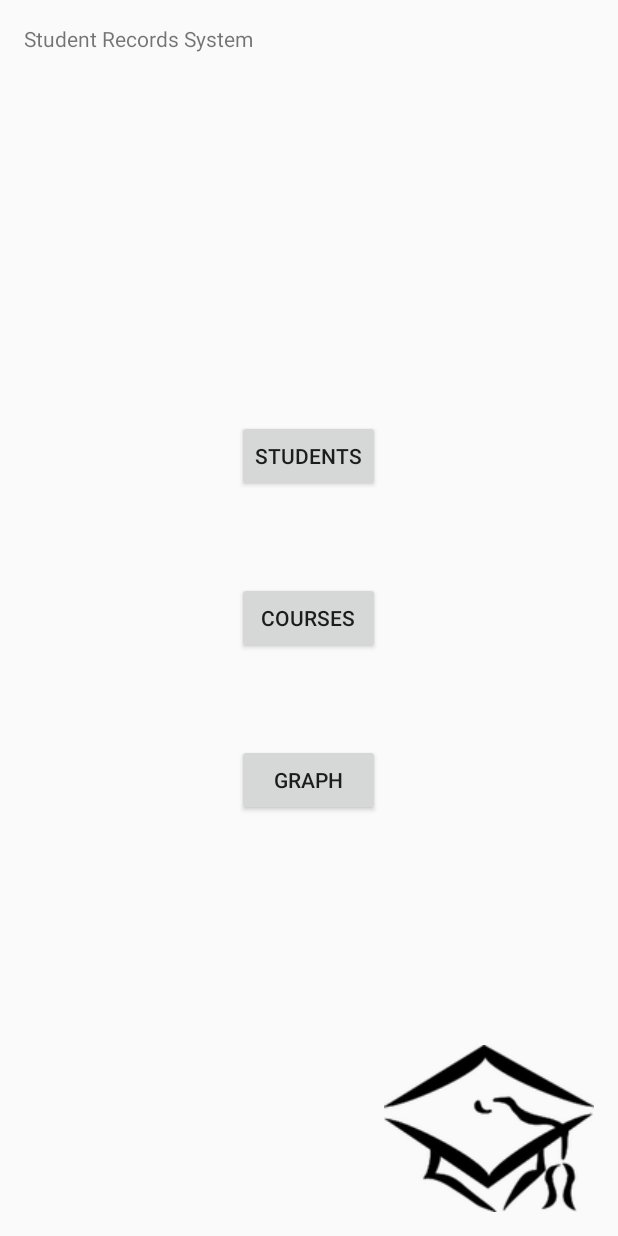
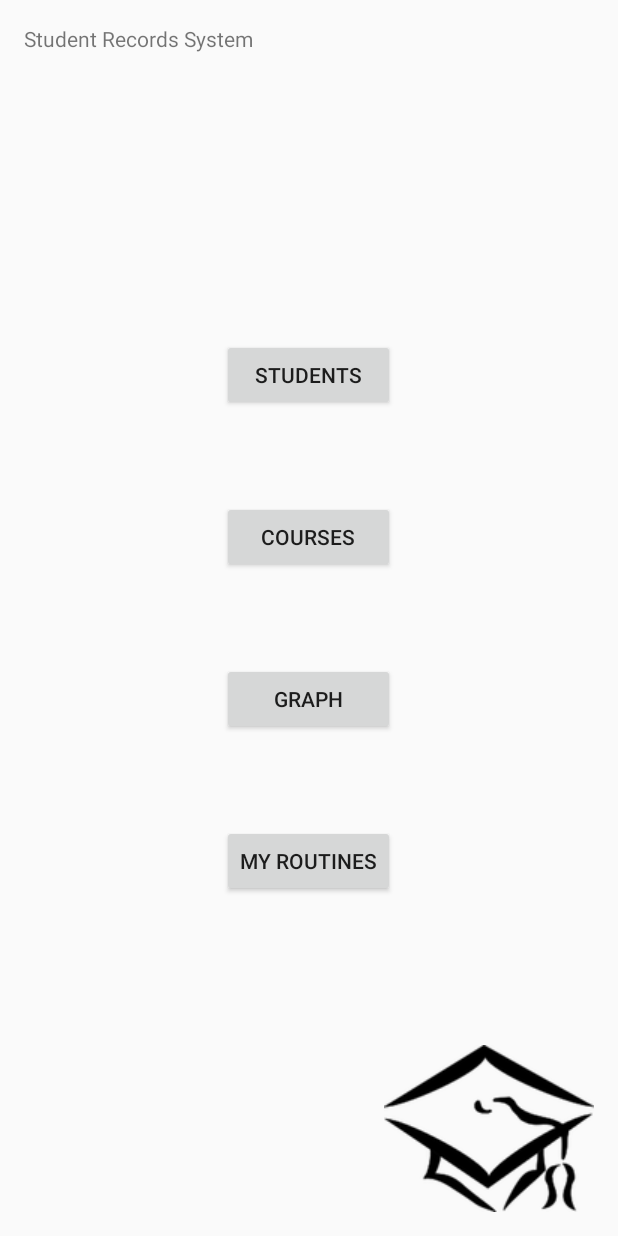
Before and after one commit to Thamira2001/New-repo, an Android app: the screen it shows after launch (HomeActivity), on a phone screen of 412 x 824 dp. Run offline under Robolectric (Android 15) with nearby library versions, the phone set to English and light mode, and no system bars.

Commit message:
Added MyRoutine button and page for it (empty atm)

```diff
--- a/app/src/main/AndroidManifest.xml
+++ b/app/src/main/AndroidManifest.xml
@@ -7,6 +7,9 @@
         android:label="@string/app_name"
         android:supportsRtl="true"
         android:theme="@style/AppTheme">
+        <activity
+            android:name=".presentation.MyRoutinesActivity"
+            android:exported="false" />
         <activity
             android:name=".presentation.HomeActivity"
             android:exported="true"
--- a/app/src/main/java/comp3350/srsys/presentation/HomeActivity.java
+++ b/app/src/main/java/comp3350/srsys/presentation/HomeActivity.java
@@ -53,4 +53,9 @@ public class HomeActivity extends Activity {
         Intent graphIntent = new Intent(HomeActivity.this, GraphActivity.class);
         HomeActivity.this.startActivity(graphIntent);
     }
+
+    public void buttonMyRoutinesOnClick(View v) {
+        Intent mrIntent = new Intent(HomeActivity.this, MyRoutinesActivity.class);
+        HomeActivity.this.startActivity(mrIntent);
+    }
 }
--- a/app/src/main/res/layout/activity_home.xml
+++ b/app/src/main/res/layout/activity_home.xml
@@ -21,37 +21,45 @@
         android:layout_alignParentEnd="true" />
 
     <LinearLayout
-        android:orientation="vertical"
         android:layout_width="wrap_content"
         android:layout_height="wrap_content"
         android:layout_alignWithParentIfMissing="false"
-        android:layout_centerVertical="true"
-        android:layout_centerHorizontal="true">
+        android:layout_centerInParent="true"
+        android:orientation="vertical">
 
         <Button
+            android:id="@+id/buttonStudents"
             android:layout_width="fill_parent"
             android:layout_height="wrap_content"
-            android:text="@string/students"
-            android:id="@+id/buttonStudents"
-            android:onClick="buttonStudentsOnClick" />
+            android:onClick="buttonStudentsOnClick"
+            android:text="@string/students" />
 
         <Button
+            android:id="@+id/buttonCourses"
             android:layout_width="fill_parent"
             android:layout_height="wrap_content"
-            android:text="@string/courses"
-            android:id="@+id/buttonCourses"
             android:layout_marginTop="60dp"
-            android:layout_marginBottom="60dp"
-            android:onClick="buttonCoursesOnClick" />
+            android:onClick="buttonCoursesOnClick"
+            android:text="@string/courses" />
 
         <Button
             android:id="@+id/buttonGraph"
-            android:layout_width="match_parent"
+            android:layout_width="fill_parent"
             android:layout_height="wrap_content"
-            android:text="@string/graph"
-            android:onClick="buttonGraphOnClick"/>
+            android:layout_marginTop="60dp"
+            android:layout_marginBottom="60dp"
+            android:onClick="buttonGraphOnClick"
+            android:text="@string/graph" />
 
+        <Button
+            android:id="@+id/buttonMyRoutines"
+            android:layout_width="fill_parent"
+            android:layout_height="wrap_content"
+            android:onClick="buttonMyRoutinesOnClick"
+            android:text="My Routines" />
 
     </LinearLayout>
 
+
+
 </RelativeLayout>
```
Also changed, not shown: app/src/main/java/comp3350/srsys/presentation/MyRoutinesActivity.java (added, +16 -0 lines), app/src/main/res/layout/activity_my_routines.xml (added, +9 -0 lines).
